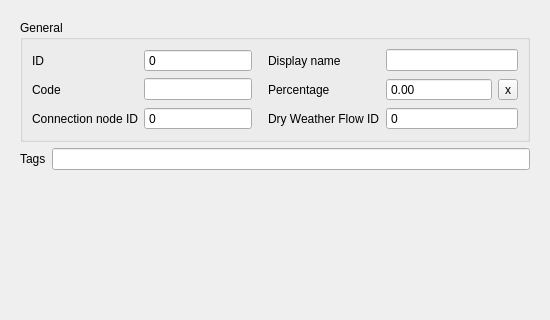
Qt form threedi_schematisation_editor/forms/ui/dry_weather_flow_map.ui (nens/threedi-schematisation-editor) before a commit; both pictures show x 0 to 550 and y 0 to 320 of the 550 by 550 pixel window.
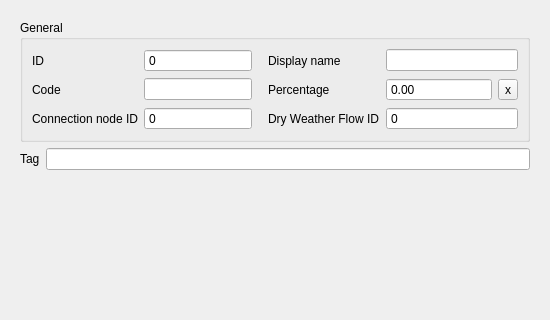
The same form after that commit.

```diff
--- a/threedi_schematisation_editor/forms/ui/dry_weather_flow_map.ui
+++ b/threedi_schematisation_editor/forms/ui/dry_weather_flow_map.ui
@@ -316,7 +316,7 @@
          <item>
           <widget class="QLabel" name="label_13">
            <property name="text">
-            <string>Tags</string>
+            <string>Tag</string>
            </property>
           </widget>
          </item>
```
